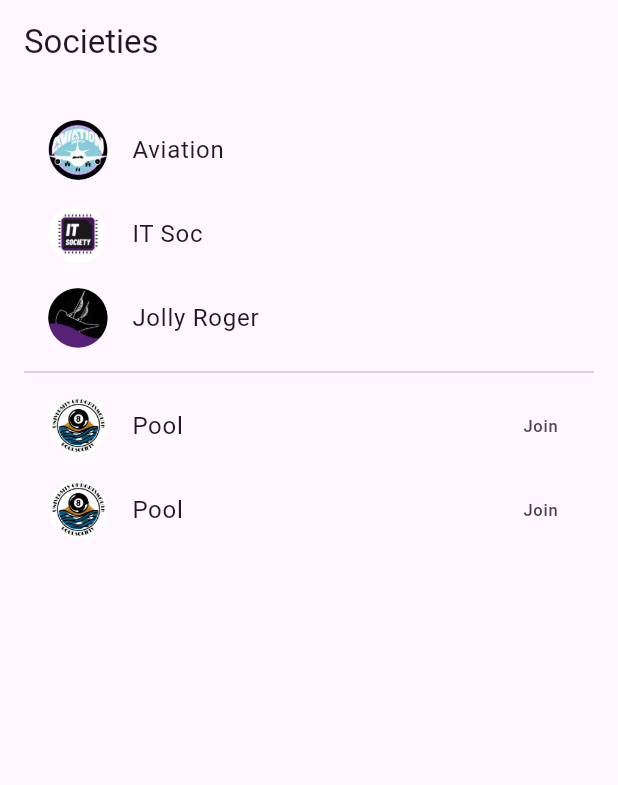
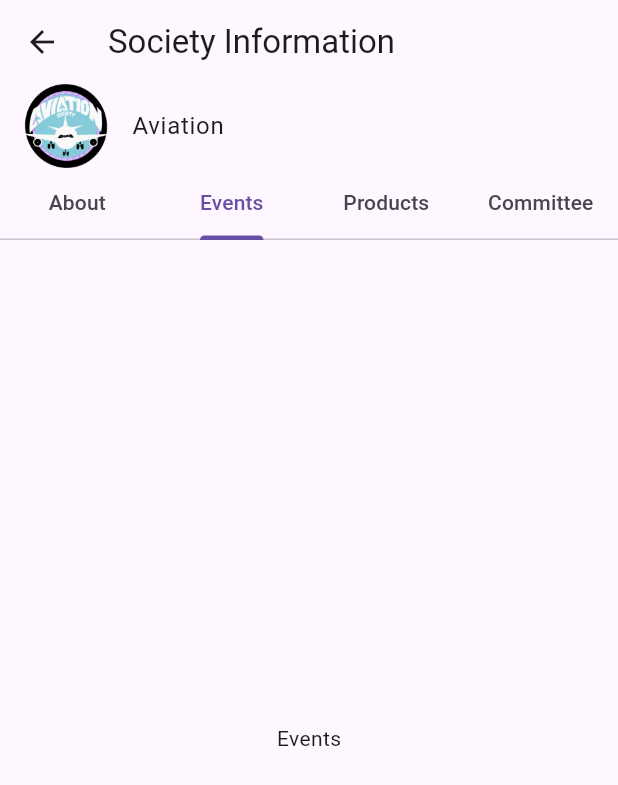
Before and after one commit to 5C-UoP/soc-drawer, a Flutter app: the screen it shows after launch, after a tap on "Aviation", on a phone screen of 412 x 824 dp. Shown: the top 785 px of the screen. Run offline on Flutter 3.47's test engine with Material 3 defaults, Android fonts, the phone set to English and light mode, and no system bars; generated files the repository leaves out were written again.

Commit message:
Add layout of further details page

```diff
--- a/lib/main.dart
+++ b/lib/main.dart
@@ -1,4 +1,6 @@
 import 'package:flutter/material.dart';
+import 'package:socdrawer/src/settings/settings_view.dart';
+import 'package:socdrawer/src/socieites/socieity_details_view.dart';
 import 'package:socdrawer/src/socieites/socieity_list_view.dart';
 
 import 'src/settings/settings_controller.dart';
@@ -16,7 +18,25 @@ void main() async {
   // Run the app and pass in the SettingsController. The app listens to the
   // SettingsController for changes, then passes it further down to the
   // SettingsView.
-  runApp(const MaterialApp(
-    home: SampleItemListView(),
+  runApp(MaterialApp(
+    restorationScopeId: 'app',
+    home: const SocietyItemListView(),
+    onGenerateRoute: (RouteSettings routeSettings) {
+      return MaterialPageRoute<void>(
+        builder: (BuildContext context) {
+          switch (routeSettings.name) {
+            case SettingsView.routeName:
+              return SettingsView(controller: settingsController);
+            case SocietyItemDetailsView.routeName:
+              final args = routeSettings.arguments
+                  as Map<String, dynamic>?; // Extract the arguments
+              return SocietyItemDetailsView(args: args);
+            case SocietyItemListView.routeName:
+            default:
+              return const SocietyItemListView();
+          }
+        },
+      );
+    },
   ));
 }
--- a/lib/src/app.dart
+++ b/lib/src/app.dart
@@ -69,11 +69,11 @@ class MyApp extends StatelessWidget {
                 switch (routeSettings.name) {
                   case SettingsView.routeName:
                     return SettingsView(controller: settingsController);
-                  case SampleItemDetailsView.routeName:
-                    return const SampleItemDetailsView();
-                  case SampleItemListView.routeName:
+                  case SocietyItemDetailsView.routeName:
+                  // return const SocietyItemDetailsView();
+                  case SocietyItemListView.routeName:
                   default:
-                    return const SampleItemListView();
+                    return const SocietyItemListView();
                 }
               },
             );
--- a/lib/src/socieites/socieity_details_view.dart
+++ b/lib/src/socieites/socieity_details_view.dart
@@ -1,19 +1,65 @@
 import 'package:flutter/material.dart';
 
 /// Displays detailed information about a SampleItem.
-class SampleItemDetailsView extends StatelessWidget {
-  const SampleItemDetailsView({super.key});
+class SocietyItemDetailsView extends StatelessWidget {
+  const SocietyItemDetailsView({super.key, required this.args});
 
   static const routeName = '/sample_item';
+  final Map<String, dynamic>? args;
 
   @override
   Widget build(BuildContext context) {
+    if (args == null) {
+      return Scaffold(
+        appBar: AppBar(
+          title: const Text('No Society'),
+        ),
+        body: const Center(
+          child: Text('No data passed to this view'),
+        ),
+      );
+    }
+
+    final soc = args!['society'];
+
     return Scaffold(
       appBar: AppBar(
-        title: const Text('Item Details'),
+        title: const Text("Society Information"),
       ),
-      body: const Center(
-        child: Text('More Information Here'),
+      body: DefaultTabController(
+        length: 4,
+        initialIndex: 1,
+        child: Column(
+          children: [
+            ListTile(leading: Image.asset(soc.icon), title: Text(soc.name)),
+            TabBar(
+              tabs: [
+                Tab(
+                  text: "About",
+                ),
+                Tab(
+                  text: "Events",
+                ),
+                Tab(
+                  text: "Products",
+                ),
+                Tab(
+                  text: "Committee",
+                ),
+              ],
+            ),
+            const Expanded(
+              child: TabBarView(
+                children: [
+                  Center(child: Text("About")),
+                  Center(child: Text("Events")),
+                  Center(child: Text("Products")),
+                  Center(child: Text("Committee")),
+                ],
+              ),
+            ),
+          ],
+        ),
       ),
     );
   }
--- a/lib/src/socieites/socieity_list_view.dart
+++ b/lib/src/socieites/socieity_list_view.dart
@@ -4,8 +4,8 @@ import 'socieity_details_view.dart';
 import 'society.dart';
 
 /// Displays a list of Socieities.
-class SampleItemListView extends StatelessWidget {
-  const SampleItemListView({
+class SocietyItemListView extends StatelessWidget {
+  const SocietyItemListView({
     super.key,
     this.items = const [
       Socieity(1, "Aviation", 'assets/images/societies/aviation.png', true),
@@ -83,9 +83,10 @@ class SampleItemListView extends StatelessWidget {
                       // Navigate to the details page. If the user leaves and returns to
                       // the app after it has been killed while running in the
                       // background, the navigation stack is restored.
-                      Navigator.restorablePushNamed(
+                      Navigator.pushNamed(
                         context,
-                        SampleItemDetailsView.routeName,
+                        SocietyItemDetailsView.routeName,
+                        arguments: {'society': item, 'e': 'a'},
                       );
                     }),
               ],
```
